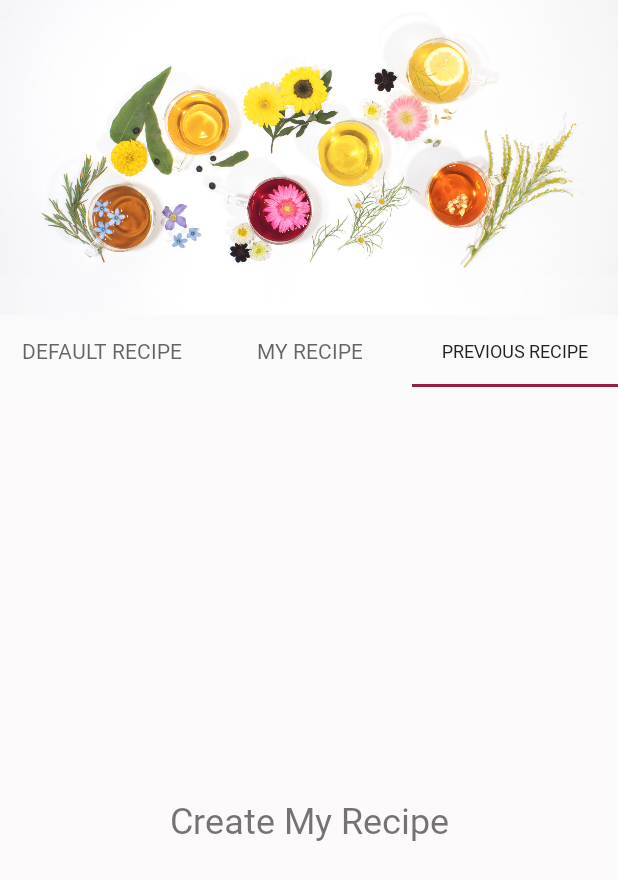
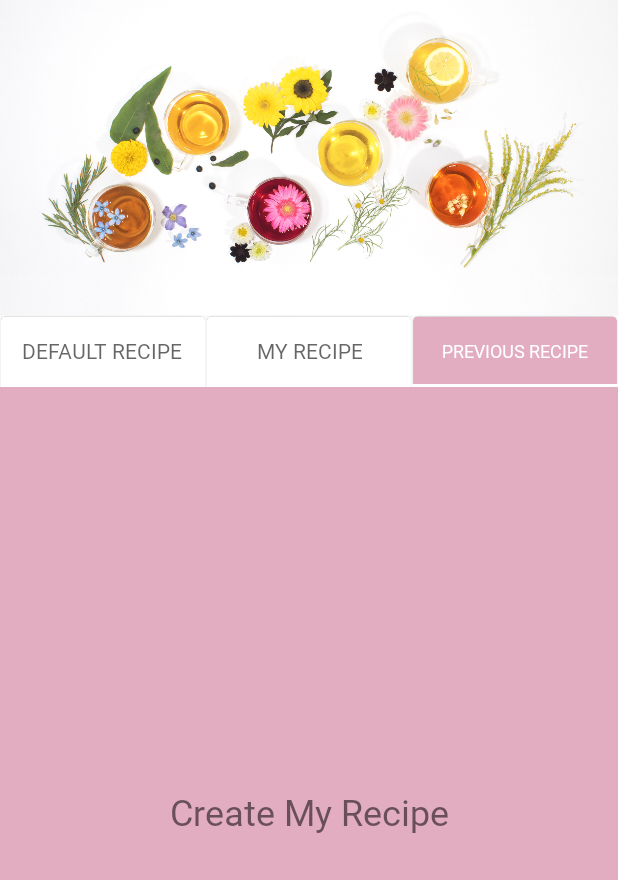
Before and after one commit to tadashi0701/ohanacha, an Android app: the screen it shows after launch (MainActivity), tab 3 chosen, on a phone screen of 412 x 824 dp. Shown: the top 880 px of the screen. Run offline under Robolectric (Android 15) with nearby library versions, the phone set to English and light mode, and no system bars; our stand-ins replace AdMob, Dagger/Hilt's generated code, Room's generated code.

Commit message:
タブのデザインを変更

```diff
--- a/app/src/main/java/com/monoprogram/myblend/MainActivity.kt
+++ b/app/src/main/java/com/monoprogram/myblend/MainActivity.kt
@@ -22,14 +22,9 @@ class MainActivity : AppCompatActivity() {
 
     lateinit var mAdView: AdView
 
-    private lateinit var viewModel: MyRecipeViewModel
-
     override fun onCreate(savedInstanceState: Bundle?) {
         super.onCreate(savedInstanceState)
         setContentView(R.layout.activity_main)
-
-        // viewmodelの定義
-        viewModel = ViewModelProviders.of(this).get(MyRecipeViewModel::class.java)
 
         // 表示画面の定義
         findViewById<View>(android.R.id.content).systemUiVisibility =
--- /dev/null
+++ b/app/src/main/res/drawable/tab_selector.xml
@@ -0,0 +1,5 @@
+<?xml version="1.0" encoding="utf-8"?>
+<selector xmlns:android="http://schemas.android.com/apk/res/android">
+    <item android:drawable="@mipmap/tab" android:state_selected="true" />
+    <item android:drawable="@mipmap/tab_disable" />
+</selector>
--- a/app/src/main/res/layout/fragment_default_recipe.xml
+++ b/app/src/main/res/layout/fragment_default_recipe.xml
@@ -4,13 +4,14 @@
     xmlns:tools="http://schemas.android.com/tools"
     android:layout_width="match_parent"
     android:layout_height="match_parent"
+    android:background="@color/colorPrimaryDark"
     tools:context=".presentations.top.DefaultBlend.DefaultRecipeFragment">
 
     <androidx.recyclerview.widget.RecyclerView
         android:id="@+id/default_recipe_recycler_view"
         android:layout_width="match_parent"
         android:layout_height="match_parent"
-        android:layout_marginTop="@dimen/text_margin"
+        android:paddingTop="12dp"
         android:scrollbars="vertical"
         app:layout_constraintBottom_toBottomOf="parent"
         app:layout_constraintEnd_toEndOf="parent"
--- a/app/src/main/res/layout/fragment_herb_list.xml
+++ b/app/src/main/res/layout/fragment_herb_list.xml
@@ -4,14 +4,14 @@
     xmlns:tools="http://schemas.android.com/tools"
     android:layout_width="match_parent"
     android:layout_height="match_parent"
-    android:background="@color/mainColor"
+    android:background="@color/colorPrimaryDark"
     tools:context=".presentations.top.HerbList.HerbListFragment">
 
     <androidx.recyclerview.widget.RecyclerView
         android:id="@+id/base_recycler_view"
         android:layout_width="match_parent"
         android:layout_height="0dp"
-        android:layout_marginTop="@dimen/text_margin"
+        android:paddingTop="12dp"
         android:scrollbars="vertical"
         app:layout_constraintBottom_toBottomOf="parent"
         app:layout_constraintEnd_toEndOf="parent"
--- a/app/src/main/res/layout/fragment_my_blend.xml
+++ b/app/src/main/res/layout/fragment_my_blend.xml
@@ -4,7 +4,7 @@
     xmlns:tools="http://schemas.android.com/tools"
     android:layout_width="match_parent"
     android:layout_height="match_parent"
-    android:background="@color/mainColor"
+    android:background="@color/colorPrimaryDark"
     tools:context=".presentations.top.MyBlend.MyRecipeFragment">
 
     <TextView
@@ -22,6 +22,7 @@
         android:id="@+id/my_recipe_recycler_view"
         android:layout_width="match_parent"
         android:layout_height="match_parent"
+        android:paddingTop="12dp"
         android:scrollbars="vertical"
         app:layout_constraintBottom_toBottomOf="parent"
         app:layout_constraintEnd_toEndOf="parent"
--- a/app/src/main/res/layout/fragment_top.xml
+++ b/app/src/main/res/layout/fragment_top.xml
@@ -21,7 +21,6 @@
         android:id="@+id/pager"
         android:layout_width="match_parent"
         android:layout_height="0dp"
-        android:layout_marginTop="10dp"
         app:layout_constraintBottom_toBottomOf="parent"
         app:layout_constraintEnd_toEndOf="parent"
         app:layout_constraintStart_toStartOf="parent"
@@ -33,7 +32,11 @@
         android:layout_height="wrap_content"
         app:layout_constraintEnd_toEndOf="parent"
         app:layout_constraintStart_toStartOf="parent"
-        app:layout_constraintTop_toBottomOf="@+id/main_image">
+        app:layout_constraintTop_toBottomOf="@+id/main_image"
+        app:tabBackground="@drawable/tab_selector"
+        app:tabIndicatorColor="@android:color/transparent"
+        app:tabSelectedTextColor="@android:color/white"
+        app:tabTextAppearance="@style/TabText">
 
         <com.google.android.material.tabs.TabItem
             android:id="@+id/default_recipe"
--- a/app/src/main/res/layout/herb_select_item.xml
+++ b/app/src/main/res/layout/herb_select_item.xml
@@ -3,7 +3,7 @@
     xmlns:app="http://schemas.android.com/apk/res-auto"
     android:layout_width="match_parent"
     android:layout_height="wrap_content"
-    android:layout_margin="2dp"
+    android:layout_margin="3dp"
     android:background="@drawable/shape_rounded_white">
 
     <ImageView
--- a/app/src/main/res/values/styles.xml
+++ b/app/src/main/res/values/styles.xml
@@ -8,4 +8,8 @@
         <item name="android:statusBarColor">@android:color/transparent</item>
     </style>
 
+    <style name="TabText" parent="TextAppearance.Design.Tab">
+        <item name="textAllCaps">true</item>
+    </style>
+
 </resources>
```
Also changed, not shown: app/src/main/res/layout/default_blend_item.xml (+7 -3 lines), app/src/main/res/mipmap-xhdpi/tab.png (added), app/src/main/res/mipmap-xhdpi/tab_disable.png (added).
